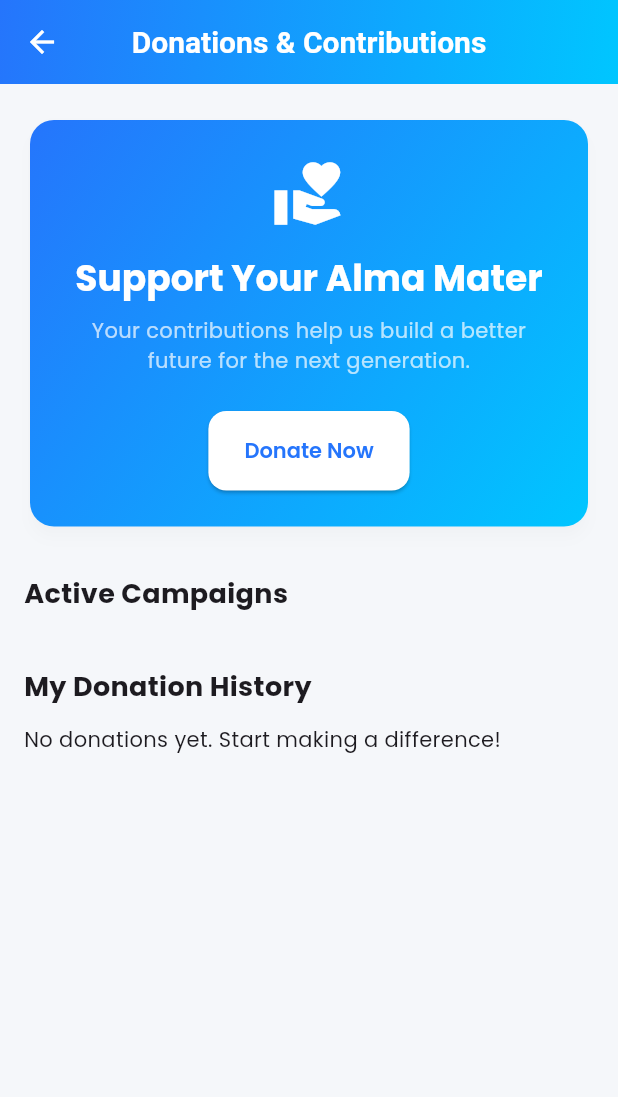
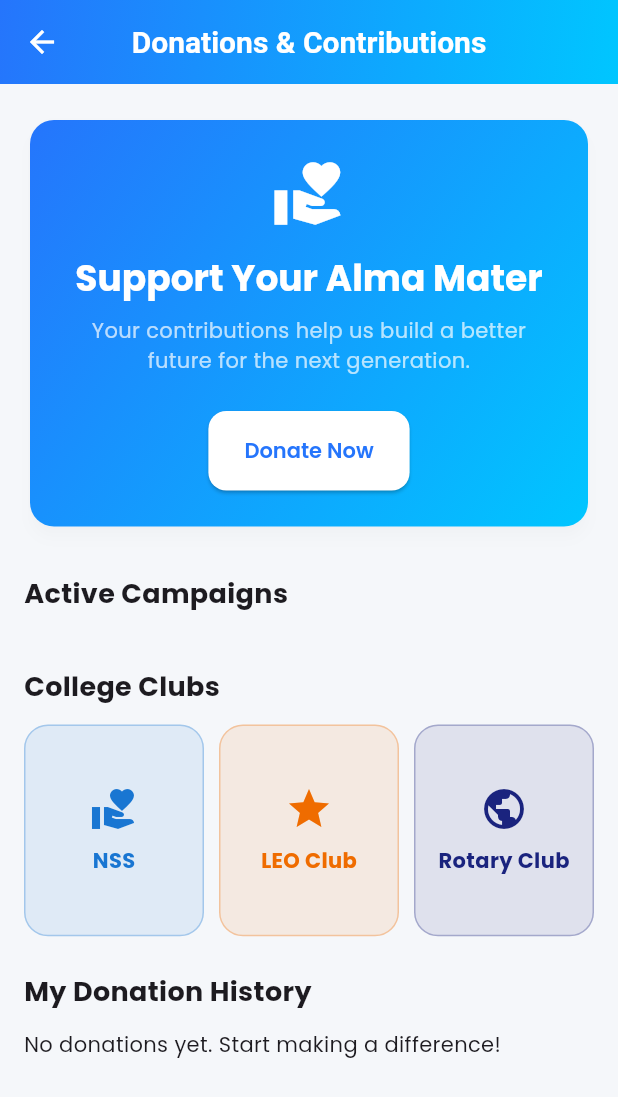
Before and after one commit to JAYASIMMA/ccet_alumini_app, a Flutter app: the DonationScreen screen opened directly, on a phone screen of 412 x 824 dp. Shown: the top 1097 px of the screen. Run offline on Flutter 3.47's test engine with Material 3 defaults, Android fonts, the phone set to English and light mode, and no system bars; drawn by our look-alikes of auto_size_text; our stand-ins replace carousel_slider, file_picker, flutter_local_notifications, flutter_staggered_animations, google_fonts, image_picker and 6 more; missing offline and left inert: flutter_pdfview; accounts and stored records are empty; network calls fail.

Commit message:
feat: Add comprehensive API service for various functionalities and new screens for club details, post creation, and donations.

```diff
--- a/lib/screens/secondary/add_post_screen.dart
+++ b/lib/screens/secondary/add_post_screen.dart
@@ -18,6 +18,7 @@ class _AddPostScreenState extends State<AddPostScreen> {
   bool _isLoading = false;
   bool _autoDelete = false;
   DateTime? _expirationDate;
+  String? _selectedClub;
 
   Future<void> _pickImage() async {
     final pickedFile = await ImagePicker().pickImage(
@@ -57,6 +58,7 @@ class _AddPostScreenState extends State<AddPostScreen> {
         'expiresAt': _autoDelete && _expirationDate != null
             ? _expirationDate!.toIso8601String()
             : null,
+        'club': _selectedClub,
       });
       if (mounted) {
         await QuickAlert.show(
@@ -147,6 +149,28 @@ class _AddPostScreenState extends State<AddPostScreen> {
               maxLines: 5,
             ),
             const SizedBox(height: 16),
+            DropdownButtonFormField<String>(
+              decoration: const InputDecoration(
+                labelText: 'Post to Club (Optional)',
+                border: OutlineInputBorder(),
+                prefixIcon: Icon(Icons.groups),
+              ),
+              value: _selectedClub,
+              items: [
+                const DropdownMenuItem(
+                  value: null,
+                  child: Text('None (General Post)'),
+                ),
+                const DropdownMenuItem(value: 'NSS', child: Text('NSS')),
+                const DropdownMenuItem(value: 'LEO', child: Text('LEO Club')),
+                const DropdownMenuItem(
+                  value: 'Rotary',
+                  child: Text('Rotary Club'),
+                ),
+              ],
+              onChanged: (val) => setState(() => _selectedClub = val),
+            ),
+            const SizedBox(height: 16),
             SwitchListTile(
               title: const Text('Auto-Delete post?'),
               subtitle: const Text(
--- a/lib/screens/secondary/donation_screen.dart
+++ b/lib/screens/secondary/donation_screen.dart
@@ -1,3 +1,4 @@
+import 'package:ccet_alumini_app/screens/secondary/club_detail_screen.dart';
 import 'package:ccet_alumini_app/services/api_service.dart';
 import 'package:ccet_alumini_app/services/auth_service.dart';
 import 'package:flutter/material.dart';
@@ -160,6 +161,15 @@ class _DonationScreenState extends State<DonationScreen> {
 
             const SizedBox(height: 24),
             const AutoSizeText(
+              'College Clubs',
+              style: TextStyle(fontSize: 18, fontWeight: FontWeight.bold),
+              maxLines: 1,
+            ),
+            const SizedBox(height: 12),
+            _buildClubGrid(context),
+
+            const SizedBox(height: 24),
+            const AutoSizeText(
               'My Donation History',
               style: TextStyle(fontSize: 18, fontWeight: FontWeight.bold),
               maxLines: 1,
@@ -282,6 +292,88 @@ class _DonationScreenState extends State<DonationScreen> {
     );
   }
 
+  Widget _buildClubGrid(BuildContext context) {
+    final clubs = [
+      {
+        'name': 'NSS',
+        'desc':
+            'Not Me But You. Empowering youth through social service and community development.',
+        'color': Colors.blue.shade700,
+        'icon': Icons.volunteer_activism,
+      },
+      {
+        'name': 'LEO Club',
+        'desc':
+            'Leadership, Experience, Opportunity. Developing young leaders through service.',
+        'color': Colors.orange.shade800,
+        'icon': Icons.star,
+      },
+      {
+        'name': 'Rotary Club',
+        'desc':
+            'Service Above Self. Connecting world leaders to tackle humanity\'s challenges.',
+        'color': Colors.indigo.shade900,
+        'icon': Icons.public,
+      },
+    ];
+
+    return GridView.builder(
+      shrinkWrap: true,
+      physics: const NeverScrollableScrollPhysics(),
+      gridDelegate: const SliverGridDelegateWithFixedCrossAxisCount(
+        crossAxisCount: 3,
+        crossAxisSpacing: 10,
+        mainAxisSpacing: 10,
+        childAspectRatio: 0.85,
+      ),
+      itemCount: clubs.length,
+      itemBuilder: (context, index) {
+        final club = clubs[index];
+        return GestureDetector(
+          onTap: () {
+            Navigator.push(
+              context,
+              MaterialPageRoute(
+                builder: (context) => ClubDetailScreen(
+                  clubName: club['name'] as String,
+                  description: club['desc'] as String,
+                  themeColor: club['color'] as Color,
+                ),
+              ),
+            );
+          },
+          child: Container(
+            decoration: BoxDecoration(
+              color: (club['color'] as Color).withOpacity(0.1),
+              borderRadius: BorderRadius.circular(16),
+              border: Border.all(
+                color: (club['color'] as Color).withOpacity(0.3),
+              ),
+            ),
+            child: Column(
+              mainAxisAlignment: MainAxisAlignment.center,
+              children: [
+                Icon(
+                  club['icon'] as IconData,
+                  color: club['color'] as Color,
+                  size: 32,
+                ),
+                const SizedBox(height: 8),
+                Text(
+                  club['name'] as String,
+                  style: TextStyle(
+                    fontWeight: FontWeight.bold,
+                    color: club['color'] as Color,
+                  ),
+                ),
+              ],
+            ),
+          ),
+        );
+      },
+    );
+  }
+
   Widget _buildCampaignTile(dynamic campaign) {
     return Card(
       margin: const EdgeInsets.only(bottom: 12),
--- a/lib/services/api_service.dart
+++ b/lib/services/api_service.dart
@@ -10,7 +10,7 @@ class ApiService {
   static String get baseUrl {
     // For physical device, use the machine's LAN IP.
     // Found via ipconfig: 192.168.1.34
-    return 'http://192.168.1.34:3000/api';
+    return 'http://10.94.90.199:3000/api';
   }
 
   // --- Cache Helpers ---
@@ -158,10 +158,11 @@ class ApiService {
     }
   }
 
-  static Future<List<dynamic>> getPosts() async {
-    const key = 'posts_cache';
+  static Future<List<dynamic>> getPosts({String? club}) async {
+    final key = club != null ? 'posts_cache_$club' : 'posts_cache';
     try {
-      final response = await get('/posts');
+      final endpoint = club != null ? '/posts?club=$club' : '/posts';
+      final response = await get(endpoint);
       final posts = response as List<dynamic>;
       await _saveToCache(key, posts); // Save to cache
       return posts;
```
Also changed, not shown: lib/screens/secondary/club_detail_screen.dart (added, +287 -0 lines).
